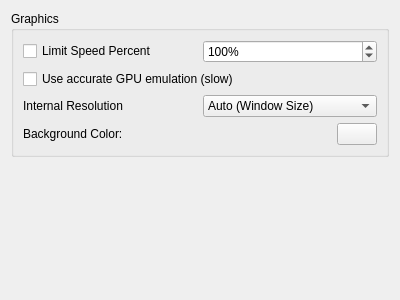
Old version of the form src/yuzu/configuration/configure_graphics.ui in the repository yuzu-emu-mirror/yuzu.
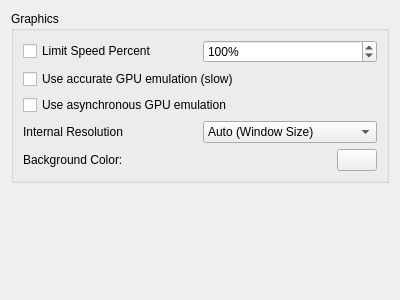
New version of the form.

Commit message: settings: Add new graphics setting for use_asynchronous_gpu_emulation.

Patch:
```diff
--- a/src/yuzu/configuration/configure_graphics.ui
+++ b/src/yuzu/configuration/configure_graphics.ui
@@ -56,6 +56,13 @@
           </property>
          </widget>
         </item>
+         <item>
+         <widget class="QCheckBox" name="use_asynchronous_gpu_emulation">
+          <property name="text">
+           <string>Use asynchronous GPU emulation</string>
+          </property>
+         </widget>
+        </item>
         <item>
          <layout class="QHBoxLayout" name="horizontalLayout">
           <item>
```
The commit also changes 6 other files.
